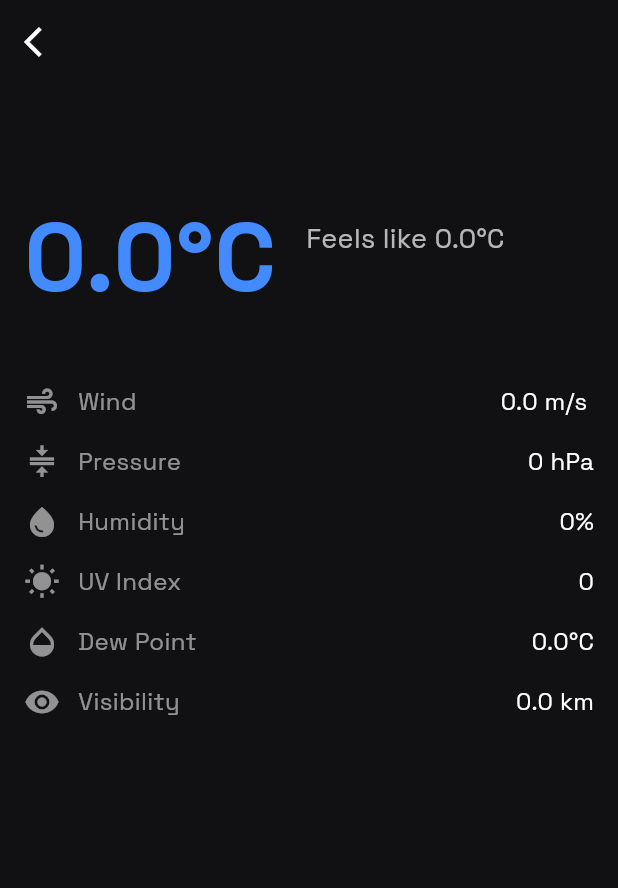
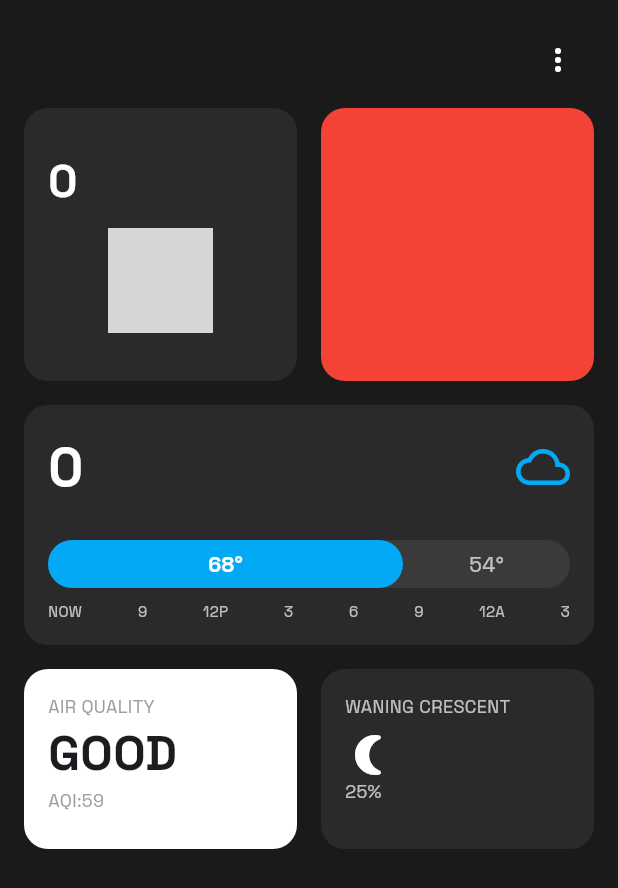
Before and after one commit to Dukeazeta/weatherkoko, a Flutter app: the DetailedWeatherScreen screen opened directly with empty values, on a phone screen of 412 x 824 dp. Shown: the top 888 px of the screen. Run offline on Flutter 3.47's test engine with Material 3 defaults, Android fonts, the phone set to English and light mode, and no system bars; our stand-ins replace equatable, flutter_bloc, geolocator, google_fonts, lottie; grey boxes are pictures that could not be loaded.

Commit message:
modified:   lib/screens/detailed_weather_screen.dart

```diff
--- a/lib/screens/detailed_weather_screen.dart
+++ b/lib/screens/detailed_weather_screen.dart
@@ -1,5 +1,6 @@
 import 'package:flutter/material.dart';
 import 'package:google_fonts/google_fonts.dart';
+import 'package:lottie/lottie.dart';
 import '../models/weather_model.dart';
 
 class DetailedWeatherScreen extends StatelessWidget {
@@ -13,137 +14,310 @@ class DetailedWeatherScreen extends StatelessWidget {
   @override
   Widget build(BuildContext context) {
     return Scaffold(
-      backgroundColor: const Color.fromARGB(255, 17, 17, 20),
-      appBar: AppBar(
-        backgroundColor: Colors.transparent,
-        elevation: 0,
-        leading: IconButton(
-          icon: const Icon(Icons.arrow_back_ios, color: Colors.white),
-          onPressed: () => Navigator.pop(context),
-        ),
-      ),
-      body: Padding(
+      backgroundColor: const Color(0xFF1A1A1A),
+      body: SafeArea(
+        child: SingleChildScrollView(
           padding: const EdgeInsets.all(16.0),
           child: Column(
             crossAxisAlignment: CrossAxisAlignment.start,
             children: [
-            Text(
-              weather.location,
-              style: GoogleFonts.spaceGrotesk(
-                fontSize: 24,
-                fontWeight: FontWeight.bold,
-                color: Colors.white,
+              Row(
+                mainAxisAlignment: MainAxisAlignment.end,
+                children: [
+                  IconButton(
+                    icon: const Icon(Icons.more_vert, color: Colors.white),
+                    onPressed: () {},
                   ),
+                ],
               ),
-            const SizedBox(height: 20),
-            _buildWeatherInfo(),
-            const SizedBox(height: 30),
-            _buildDetailedInfo(),
+              const SizedBox(height: 8),
+              Row(
+                children: [
+                  Expanded(
+                    child: _buildTemperatureCard(),
+                  ),
+                  const SizedBox(width: 16),
+                  Expanded(
+                    child: _buildForecastCard(),
+                  ),
                 ],
+              ),
+              const SizedBox(height: 16),
+              SizedBox(
+                height: 160,
+                child: _buildHourlyForecast(),
+              ),
+              const SizedBox(height: 16),
+              SizedBox(
+                height: 120,
+                child: _buildInfoGrid(),
+              ),
+            ],
+          ),
         ),
       ),
     );
   }
 
-  Widget _buildWeatherInfo() {
-    return Row(
+  Widget _buildTemperatureCard() {
+    return Container(
+      decoration: BoxDecoration(
+        color: const Color(0xFF2A2A2A),
+        borderRadius: BorderRadius.circular(16),
+      ),
+      child: AspectRatio(
+        aspectRatio: 1,
+        child: Padding(
+          padding: const EdgeInsets.all(16.0),
+          child: Column(
+            crossAxisAlignment: CrossAxisAlignment.start,
+            mainAxisAlignment: MainAxisAlignment.spaceEvenly,
             children: [
               Text(
-          '${weather.temperature.toStringAsFixed(1)}°C',
+                weather.location.toUpperCase(),
                 style: GoogleFonts.spaceGrotesk(
-            fontSize: 64,
+                  fontSize: 12,
+                  color: Colors.white54,
+                  letterSpacing: 1,
+                ),
+                maxLines: 1,
+                overflow: TextOverflow.ellipsis,
+              ),
+              Text(
+                '${weather.temperature.round()}',
+                style: GoogleFonts.spaceGrotesk(
+                  fontSize: 30,
+                  height: 1,
                   fontWeight: FontWeight.bold,
-            color: Colors.blueAccent,
+                  color: Colors.white,
                 ),
               ),
-        const SizedBox(width: 20),
               Expanded(
-          child: Column(
-            crossAxisAlignment: CrossAxisAlignment.start,
-            children: [
-              Text(
-                'Feels like ${weather.feelsLike.toStringAsFixed(1)}°C',
-                style: GoogleFonts.spaceGrotesk(
-                  fontSize: 18,
-                  color: Colors.white70,
+                child: Center(
+                  child: SizedBox(
+                    width: 70,
+                    height: 70,
+                    child: ClipRRect(
+                      borderRadius: BorderRadius.circular(35),
+                      child: Lottie.asset(
+                        weather.animation,
+                        fit: BoxFit.cover,
                       ),
                     ),
-              Text(
-                weather.description,
-                style: GoogleFonts.spaceGrotesk(
-                  fontSize: 18,
-                  color: Colors.white,
+                  ),
                 ),
               ),
             ],
           ),
         ),
-      ],
+      ),
     );
   }
 
-  Widget _buildDetailedInfo() {
-    return Column(
-      crossAxisAlignment: CrossAxisAlignment.start,
-      children: [
-        _buildInfoRow(
-          'Wind',
-          '${weather.windSpeed} m/s ${weather.windDirection}',
-          Icons.air,
+  Widget _buildForecastCard() {
+    return Container(
+      decoration: BoxDecoration(
+        color: Colors.red,
+        borderRadius: BorderRadius.circular(16),
       ),
-        _buildInfoRow(
-          'Pressure',
-          '${weather.pressure ?? 'N/A'} hPa',
-          Icons.compress,
+      child: AspectRatio(
+        aspectRatio: 1,
+        child: Container(),
       ),
-        _buildInfoRow(
-          'Humidity',
-          '${weather.humidity ?? 'N/A'}%',
-          Icons.water_drop,
-        ),
-        _buildInfoRow(
-          'UV Index',
-          '${weather.uvIndex ?? 'N/A'}',
-          Icons.wb_sunny,
-        ),
-        _buildInfoRow(
-          'Dew Point',
-          '${weather.dewPoint?.toStringAsFixed(1) ?? 'N/A'}°C',
-          Icons.opacity,
-        ),
-        _buildInfoRow(
-          'Visibility',
-          '${(weather.visibility ?? 0) / 1000} km',
-          Icons.visibility,
-        ),
-      ],
     );
   }
 
-  Widget _buildInfoRow(String label, String value, IconData icon) {
-    return Padding(
-      padding: const EdgeInsets.symmetric(vertical: 8.0),
+  Widget _buildHourlyForecast() {
+    return Container(
+      padding: const EdgeInsets.all(16),
+      decoration: BoxDecoration(
+        color: const Color(0xFF2A2A2A),
+        borderRadius: BorderRadius.circular(16),
+      ),
+      child: Column(
+        mainAxisSize: MainAxisSize.min,
+        crossAxisAlignment: CrossAxisAlignment.start,
+        children: [
+          Row(
+            mainAxisAlignment: MainAxisAlignment.spaceBetween,
+            children: [
+              Row(
+                children: [
+                  Text(
+                    '${weather.temperature.round()}',
+                    style: GoogleFonts.spaceGrotesk(
+                      fontSize: 36,
+                      fontWeight: FontWeight.bold,
+                      color: Colors.white,
+                    ),
+                  ),
+                  const SizedBox(width: 16),
+                  Column(
+                    crossAxisAlignment: CrossAxisAlignment.start,
+                    children: [
+                      Text(
+                        weather.location.toUpperCase(),
+                        style: GoogleFonts.spaceGrotesk(
+                          fontSize: 14,
+                          color: Colors.white,
+                        ),
+                      ),
+                      Text(
+                        weather.description.toUpperCase(),
+                        style: GoogleFonts.spaceGrotesk(
+                          fontSize: 12,
+                          color: Colors.white70,
+                        ),
+                      ),
+                    ],
+                  ),
+                ],
+              ),
+              const Icon(Icons.cloud_queue, color: Colors.lightBlue, size: 36),
+            ],
+          ),
+          const Spacer(),
+          Container(
+            height: 32,
+            decoration: BoxDecoration(
+              color: const Color(0xFF3A3A3A),
+              borderRadius: BorderRadius.circular(16),
+            ),
             child: Row(
               children: [
-          Icon(icon, color: Colors.white54, size: 24),
-          const SizedBox(width: 12),
-          Text(
-            label,
+                Expanded(
+                  flex: 68,
+                  child: Container(
+                    decoration: BoxDecoration(
+                      color: Colors.lightBlue,
+                      borderRadius: BorderRadius.circular(16),
+                    ),
+                    alignment: Alignment.center,
+                    child: Text(
+                      '68°',
                       style: GoogleFonts.spaceGrotesk(
-              fontSize: 16,
-              color: Colors.white54,
+                        color: Colors.white,
+                        fontWeight: FontWeight.bold,
                       ),
                     ),
-          const Spacer(),
-          Text(
-            value,
+                  ),
+                ),
+                Expanded(
+                  flex: 32,
+                  child: Container(
+                    alignment: Alignment.center,
+                    child: Text(
+                      '54°',
                       style: GoogleFonts.spaceGrotesk(
-              fontSize: 16,
-              color: Colors.white,
+                        color: Colors.white70,
                       ),
+                    ),
+                  ),
+                ),
+              ],
+            ),
+          ),
+          const SizedBox(height: 8),
+          Row(
+            mainAxisAlignment: MainAxisAlignment.spaceBetween,
+            children: [
+              'NOW',
+              '9',
+              '12P',
+              '3',
+              '6',
+              '9',
+              '12A',
+              '3',
+            ]
+                .map((time) => Text(
+                      time,
+                      style: GoogleFonts.spaceGrotesk(
+                        fontSize: 10,
+                        color: Colors.white70,
+                      ),
+                    ))
+                .toList(),
           ),
         ],
       ),
     );
   }
+
+  Widget _buildInfoGrid() {
+    return Row(
+      children: [
+        Expanded(
+          child: Container(
+            padding: const EdgeInsets.all(16),
+            decoration: BoxDecoration(
+              color: Colors.white,
+              borderRadius: BorderRadius.circular(16),
+            ),
+            child: Column(
+              crossAxisAlignment: CrossAxisAlignment.start,
+              children: [
+                Text(
+                  'AIR QUALITY',
+                  style: GoogleFonts.spaceGrotesk(
+                    fontSize: 12,
+                    color: Colors.grey,
+                  ),
+                ),
+                Text(
+                  'GOOD',
+                  style: GoogleFonts.spaceGrotesk(
+                    fontSize: 32,
+                    fontWeight: FontWeight.bold,
+                  ),
+                ),
+                Text(
+                  'AQI:59',
+                  style: GoogleFonts.spaceGrotesk(
+                    fontSize: 12,
+                    color: Colors.grey,
+                  ),
+                ),
+              ],
+            ),
+          ),
+        ),
+        const SizedBox(width: 16),
+        Expanded(
+          child: Container(
+            padding: const EdgeInsets.all(16),
+            decoration: BoxDecoration(
+              color: const Color(0xFF2A2A2A),
+              borderRadius: BorderRadius.circular(16),
+            ),
+            child: Column(
+              crossAxisAlignment: CrossAxisAlignment.start,
+              children: [
+                Text(
+                  'WANING CRESCENT',
+                  style: GoogleFonts.spaceGrotesk(
+                    fontSize: 12,
+                    color: Colors.white70,
+                  ),
+                ),
+                const SizedBox(height: 8),
+                const Icon(
+                  Icons.nightlight_round,
+                  color: Colors.white,
+                  size: 32,
+                ),
+                Text(
+                  '25%',
+                  style: GoogleFonts.spaceGrotesk(
+                    fontSize: 12,
+                    color: Colors.white70,
+                  ),
+                ),
+              ],
+            ),
+          ),
+        ),
+      ],
+    );
   }
+}
```
Lines whose indentation alone changed are shown as unchanged.
